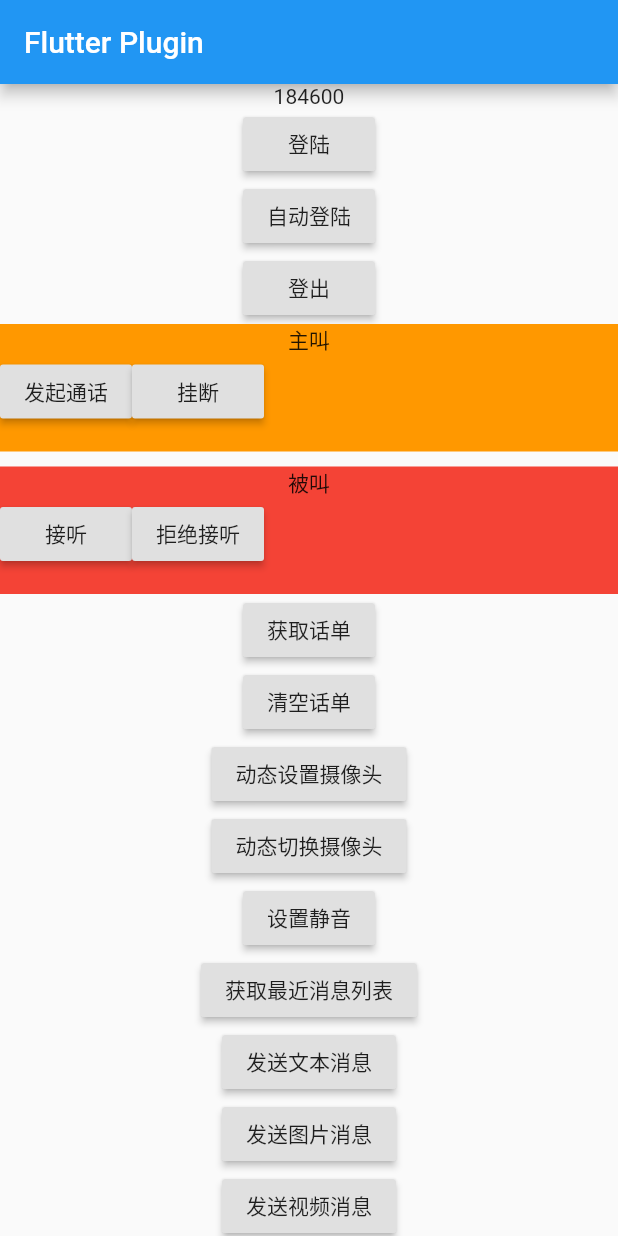
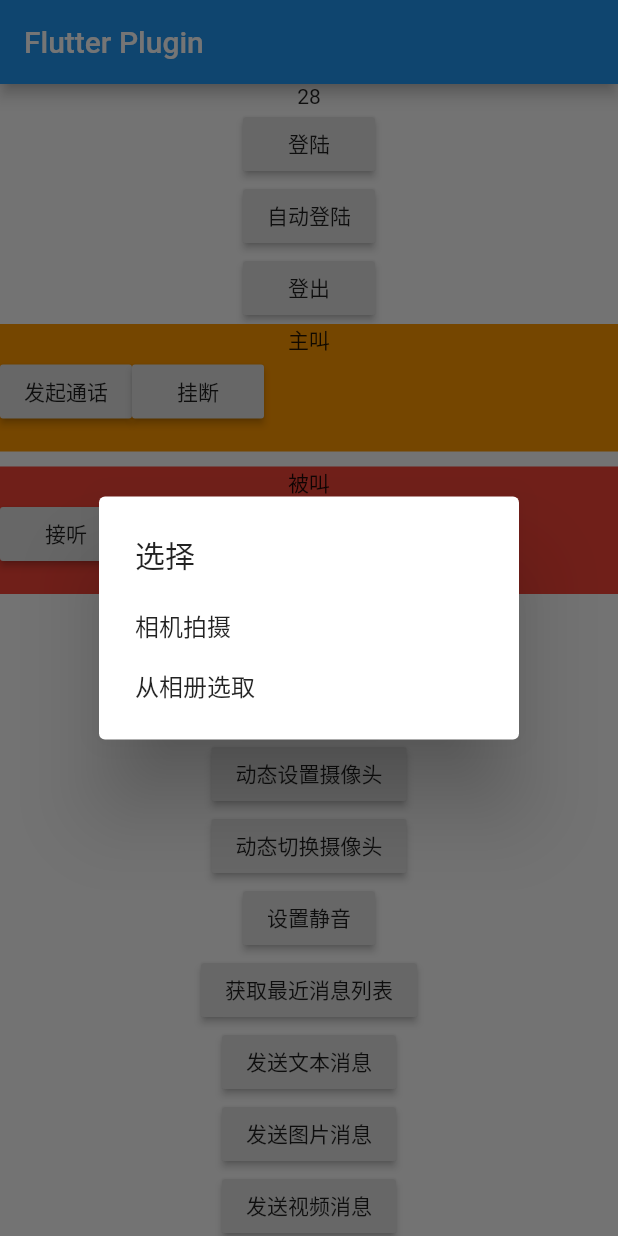
Before and after one commit to ZJQian/flutter_nimsdk, a Flutter app: the screen it shows after launch, after a tap on "发送视频消息", on a phone screen of 412 x 824 dp. Run offline on Flutter 3.47's test engine with Material 2 defaults, Android fonts, the phone set to English and light mode, and no system bars; our stand-ins replace image_picker; generated files the repository leaves out were written again.

Commit message:
add callback

```diff
--- a/example/lib/main.dart
+++ b/example/lib/main.dart
@@ -7,6 +7,7 @@ import 'dart:ui';
 import 'package:image_picker/image_picker.dart';
 import 'recent_list.dart';
 
+// void main() => runApp(RecentListPage());
 void main() => runApp(MyApp());
 
 class MyApp extends StatefulWidget {
@@ -36,13 +37,13 @@ class _HomeWidgetState extends State<HomeWidget> {
   //  27       ae93a01e9a3f087e1e85a7de731955dc
   //  184600   971ddcaa4573470245d36eecc9d78201
 
-  int zhujiaoID = 184600;
-  String zhujiaoToken = "971ddcaa4573470245d36eecc9d78201";
+  // int zhujiaoID = 184600;
+  // String zhujiaoToken = "971ddcaa4573470245d36eecc9d78201";
+  // int beijiaoID = 27;
+
+  int zhujiaoID = 28;
+  String zhujiaoToken = "f51d1656315ac021d623f556dd493985";
   int beijiaoID = 27;
-
-  // int zhujiaoID = 28;
-  // String zhujiaoToken = "f51d1656315ac021d623f556dd493985";
-  // int beijiaoID = 184600;
 
   String callID = "";
   bool isConnectSuccess = false;
@@ -257,7 +258,37 @@ class _HomeWidgetState extends State<HomeWidget> {
 
   ///发送视频消息
   void sendVideo() async {
-    var video = await ImagePicker.pickVideo(source: ImageSource.gallery);
+    await showDialog<Null>(
+      context: context,
+      builder: (BuildContext context) {
+        return new SimpleDialog(
+          title: new Text('选择'),
+          children: <Widget>[
+            new SimpleDialogOption(
+              child: new Text('相机拍摄'),
+              onPressed: () {
+                selectedVideo(0);
+                Navigator.of(context).pop();
+              },
+            ),
+            new SimpleDialogOption(
+              child: new Text('从相册选取'),
+              onPressed: () {
+                selectedVideo(1);
+                Navigator.of(context).pop();
+              },
+            ),
+          ],
+        );
+      },
+    ).then((val) {
+      print(val);
+    });
+  }
+
+  void selectedVideo(int type) async {
+    var video = await ImagePicker.pickVideo(
+        source: type == 0 ? ImageSource.camera : ImageSource.gallery);
     NIMSession nimSession = NIMSession(
         sessionId: beijiaoID.toString(), sessionType: NIMSessionType.P2P.index);
     FlutterNimsdk().sendMessageVideo(video.path, nimSession);
--- a/pubspec.yaml
+++ b/pubspec.yaml
@@ -1,6 +1,6 @@
 name: flutter_nimsdk
 description: It encapsulates the plugins of NIMSDK. Currently, it only supports IOS version. It includes audio and video call message processing and im basic function integration.
-version: 1.4.12
+version: 1.4.13
 homepage: https://github.com/ZJQian/flutter_nimsdk
 
 environment:
```
Also changed, not shown: example/lib/recent_list.dart (+92 -15 lines), example/pubspec.lock, 3 other files.
